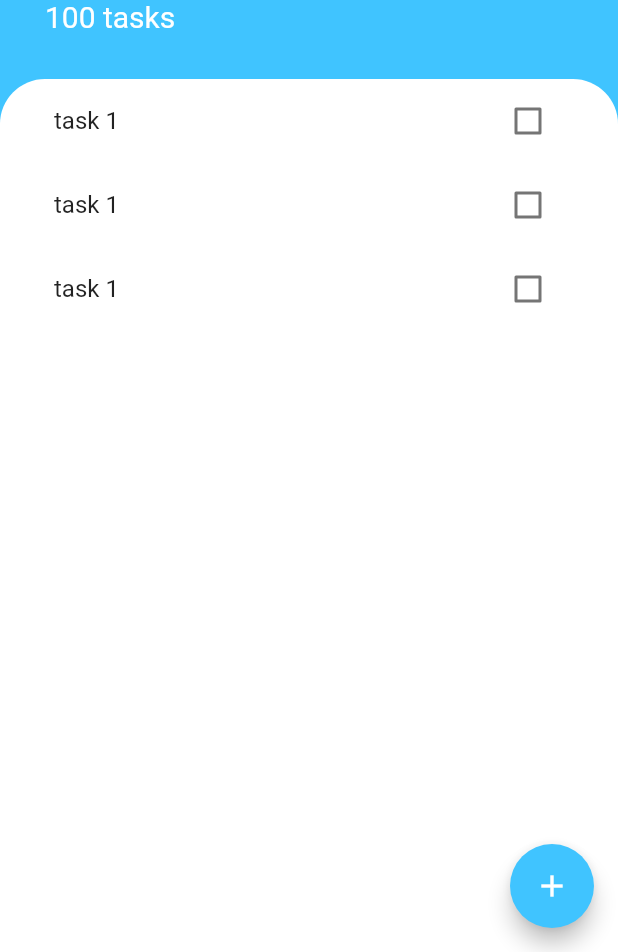
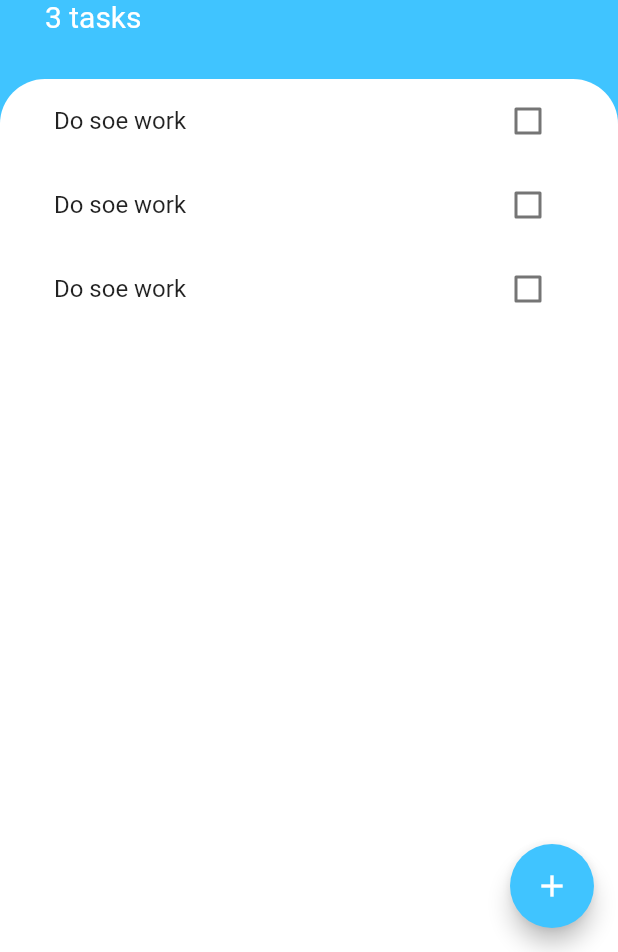
Before and after one commit to nikitanagrale/Todoey_App, a Flutter app: the screen it shows after launch, on a phone screen of 412 x 824 dp, the part 284-1236 px from its top. Run offline on Flutter 3.47's test engine with Material 2 defaults, Android fonts, the phone set to English and light mode, and no system bars.

Commit message:
add task screen is now functional

```diff
--- a/lib/Screens/add_task_screen.dart
+++ b/lib/Screens/add_task_screen.dart
@@ -1,8 +1,14 @@
 import 'package:flutter/material.dart';
 
 class AddTaskScreen extends StatelessWidget {
+  final Function addTaskCallback;
+
+  AddTaskScreen(this.addTaskCallback);
+
   @override
   Widget build(BuildContext context) {
+    String newTaskTitle;
+
     return Container(
       color: Color(0xff757575),
       child: Container(
@@ -27,6 +33,9 @@ class AddTaskScreen extends StatelessWidget {
               child: TextField(
                 autofocus: true,
                 textAlign: TextAlign.center,
+                onChanged: (newTask) {
+                  newTaskTitle = newTask;
+                },
               ),
             ),
             SizedBox(
@@ -43,7 +52,9 @@ class AddTaskScreen extends StatelessWidget {
                 ),
               ),
               color: Colors.lightBlueAccent,
-              onPressed: () {},
+              onPressed: () {
+                addTaskCallback(newTaskTitle);
+              },
             ),
           ],
         ),
--- a/lib/Screens/task_screen.dart
+++ b/lib/Screens/task_screen.dart
@@ -1,8 +1,20 @@
 import 'package:flutter/material.dart';
 import 'package:todoey_flutter/Screens/add_task_screen.dart';
 import 'package:todoey_flutter/Widgets/tasks_list.dart';
+import 'package:todoey_flutter/models/task.dart';
 
-class TaskScreen extends StatelessWidget {
+class TaskScreen extends StatefulWidget {
+  @override
+  _TaskScreenState createState() => _TaskScreenState();
+}
+
+class _TaskScreenState extends State<TaskScreen> {
+  List<Task> tasks = [
+    Task(name: 'Do soe work'),
+    Task(name: 'Do soe work'),
+    Task(name: 'Do soe work'),
+  ];
+
   @override
   Widget build(BuildContext context) {
     return Scaffold(
@@ -10,7 +22,13 @@ class TaskScreen extends StatelessWidget {
       floatingActionButton: FloatingActionButton(
         onPressed: () {
           showModalBottomSheet(
-              context: context, builder: (context) => AddTaskScreen());
+              context: context,
+              builder: (context) => AddTaskScreen((newTaskTitle) {
+                    setState(() {
+                      tasks.add(Task(name: newTaskTitle));
+                    });
+                    Navigator.pop(context);
+                  }));
         },
         backgroundColor: Colors.lightBlueAccent,
         child: Icon(Icons.add),
@@ -44,7 +62,7 @@ class TaskScreen extends StatelessWidget {
                   ),
                 ),
                 Text(
-                  '100 tasks',
+                  '${tasks.length} tasks',
                   style: TextStyle(
                     color: Colors.white,
                     fontSize: 20,
@@ -56,7 +74,7 @@ class TaskScreen extends StatelessWidget {
           Expanded(
             child: Container(
               padding: EdgeInsets.symmetric(horizontal: 20),
-              child: TasksList(),
+              child: TasksList(tasks),
               decoration: BoxDecoration(
                   color: Colors.white,
                   borderRadius: BorderRadius.only(
--- a/lib/Widgets/task_tile.dart
+++ b/lib/Widgets/task_tile.dart
@@ -1,44 +1,25 @@
 import 'package:flutter/material.dart';
+import 'package:todoey_flutter/models/task.dart';
 
-class TaskTile extends StatefulWidget {
-  @override
-  _TaskTileState createState() => _TaskTileState();
-}
-
-class _TaskTileState extends State<TaskTile> {
-  bool isChecked = false;
+class TaskTile extends StatelessWidget {
+  final bool isChecked;
+  final Function checkBoxCallback;
+  final String taskTitle;
+  TaskTile({this.isChecked, this.taskTitle, this.checkBoxCallback});
 
   @override
   Widget build(BuildContext context) {
     return ListTile(
       title: Text(
-        'task 1',
+        taskTitle,
         style: TextStyle(
             decoration: isChecked ? TextDecoration.lineThrough : null),
       ),
-      trailing: TaskCheckbox(
-        checkBoxState: isChecked,
-        toggleCheckBox: (bool checkBoxState) {
-          setState(() {
-            isChecked = checkBoxState;
-          });
-        },
+      trailing: Checkbox(
+        activeColor: Colors.lightBlueAccent,
+        value: isChecked,
+        onChanged: checkBoxCallback,
       ),
     );
   }
 }
-
-class TaskCheckbox extends StatelessWidget {
-  final bool checkBoxState;
-  final Function toggleCheckBox;
-
-  TaskCheckbox({this.checkBoxState, this.toggleCheckBox});
-  @override
-  Widget build(BuildContext context) {
-    return Checkbox(
-      activeColor: Colors.lightBlueAccent,
-      value: checkBoxState,
-      onChanged: toggleCheckBox,
-    );
-  }
-}
--- a/lib/Widgets/tasks_list.dart
+++ b/lib/Widgets/tasks_list.dart
@@ -1,15 +1,32 @@
 import 'package:flutter/material.dart';
 import 'task_tile.dart';
+import 'package:todoey_flutter/models/task.dart';
 
-class TasksList extends StatelessWidget {
+class TasksList extends StatefulWidget {
+  final List<Task> tasks;
+
+  TasksList(this.tasks);
+
+  @override
+  _TasksListState createState() => _TasksListState();
+}
+
+class _TasksListState extends State<TasksList> {
   @override
   Widget build(BuildContext context) {
-    return ListView(
-      children: [
-        TaskTile(),
-        TaskTile(),
-        TaskTile(),
-      ],
+    return ListView.builder(
+      itemBuilder: (context, index) {
+        return TaskTile(
+          isChecked: widget.tasks[index].isDone,
+          taskTitle: widget.tasks[index].name,
+          checkBoxCallback: (bool checkBoxState) {
+            setState(() {
+              widget.tasks[index].toggleDone();
+            });
+          },
+        );
+      },
+      itemCount: widget.tasks.length,
     );
   }
 }
--- /dev/null
+++ b/lib/models/task.dart
@@ -0,0 +1,10 @@
+class Task {
+  final String name;
+  bool isDone;
+
+  Task({this.name, this.isDone = false});
+
+  toggleDone() {
+    isDone = !isDone;
+  }
+}
--- a/pubspec.yaml
+++ b/pubspec.yaml
@@ -30,6 +30,7 @@ dependencies:
   cupertino_icons: ^0.1.3
 
 dev_dependencies:
+  provider: ^4.3.2+2
   flutter_test:
     sdk: flutter
 
```
Also changed, not shown: pubspec.lock.
